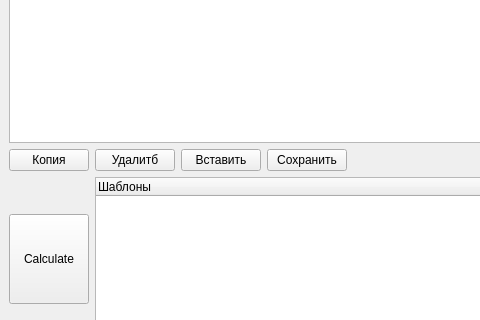
Qt form mainwindow.ui (nikborovets/otl_10_pls) before a commit; both pictures show x 0 to 480 and y 163 to 483 of the 1055 by 631 pixel window.
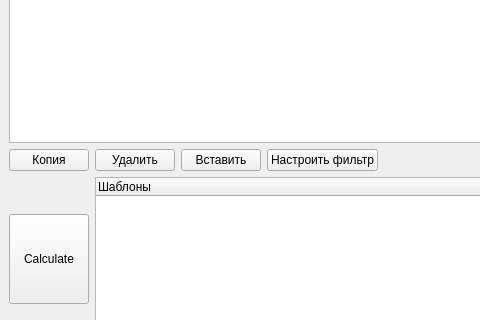
The same form after that commit. Icons and pictures are not drawn.

```diff
--- a/mainwindow.ui
+++ b/mainwindow.ui
@@ -103,14 +103,14 @@
     <item row="2" column="1">
      <widget class="QPushButton" name="delete_button">
       <property name="text">
-       <string>Удалитб</string>
+       <string>Удалить</string>
       </property>
      </widget>
     </item>
     <item row="2" column="3">
      <widget class="QPushButton" name="save_button">
       <property name="text">
-       <string>Сохранить</string>
+       <string>Настроить фильтр</string>
       </property>
      </widget>
     </item>
```
Left out of the diff: 2 changed lines with no effect on the pictures.
